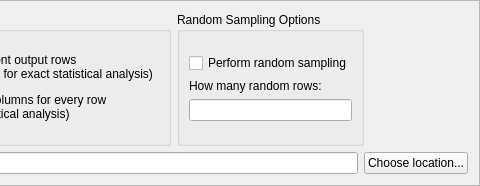
daniel347x/newgene, file NewGeneUI/NewGene/Widgets/CreateOutput/GenerateOutput/optionsbox.ui: the form before one commit; both pictures show x 435 to 915 and y 0 to 186 of the 915 by 186 pixel window.
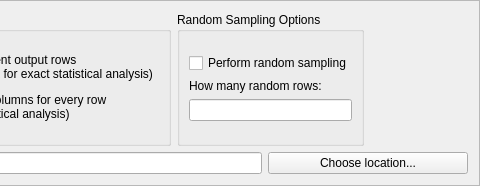
The form after the commit. Custom widgets are drawn as their Qt base class.

Commit message: Set style for "Generate Output" button while output is being generated.  |  Increase the width of the "Choose location..." button.

```diff
--- a/NewGeneUI/NewGene/Widgets/CreateOutput/GenerateOutput/optionsbox.ui
+++ b/NewGeneUI/NewGene/Widgets/CreateOutput/GenerateOutput/optionsbox.ui
@@ -362,7 +362,7 @@
       <widget class="QPushButton" name="pushButtonChooseLocation">
        <property name="minimumSize">
         <size>
-         <width>0</width>
+         <width>200</width>
          <height>0</height>
         </size>
        </property>
```
The commit also changes 5 other files.
